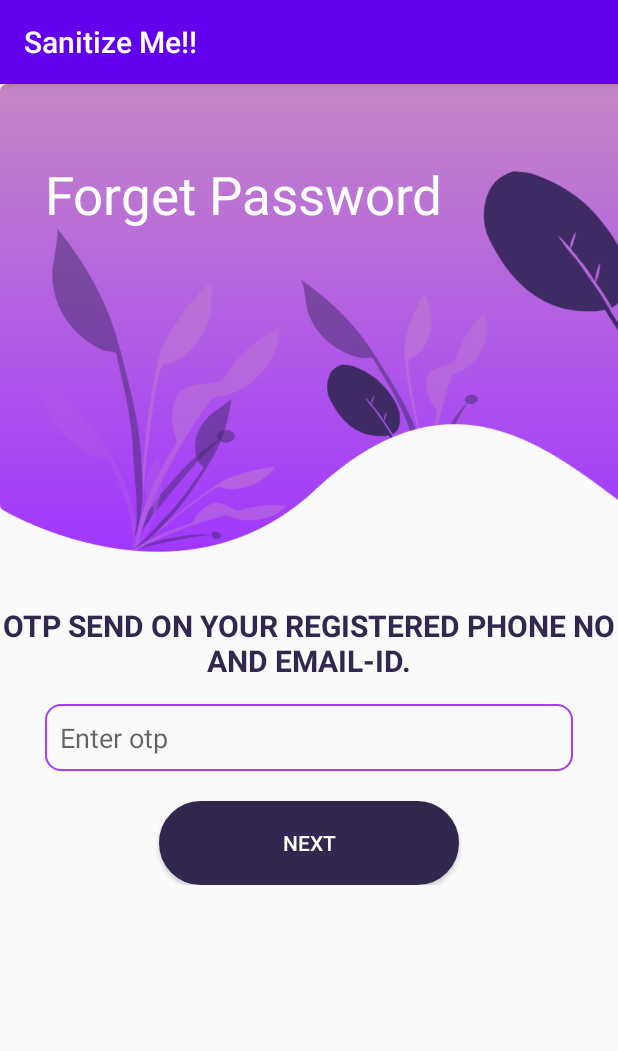
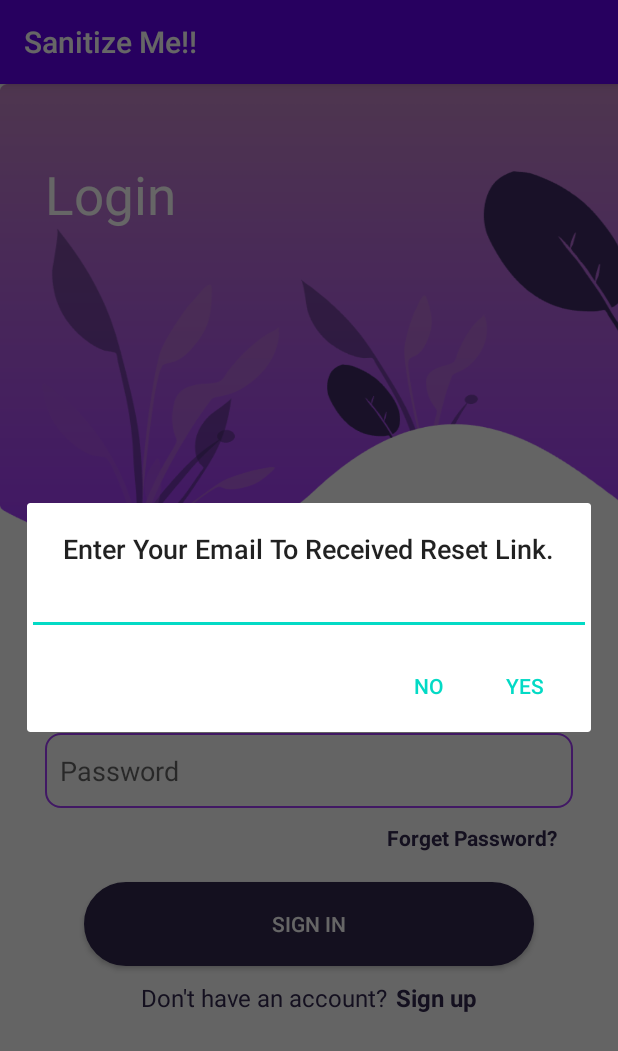
Before and after one commit to MirageTHE69/Sample, an Android app: the NextActivity screen opened directly, with no data from a screen before it, after a tap on "Forget Password?", on a phone screen of 412 x 824 dp. Shown: the top 1051 px of the screen. Run offline under Robolectric (Android 15) with nearby library versions, the phone set to English and light mode, and no system bars; our stand-ins replace Firebase (no records; nobody signed in at launch, a user with empty details on screens opened directly).

Commit message:
Tirth Shah

```diff
--- a/app/src/main/java/com/example/sample/NextActivity.java
+++ b/app/src/main/java/com/example/sample/NextActivity.java
@@ -1,9 +1,11 @@
 package com.example.sample;
 
 import androidx.annotation.NonNull;
+import androidx.appcompat.app.AlertDialog;
 import androidx.appcompat.app.AppCompatActivity;
 
 import android.content.ContentValues;
+import android.content.DialogInterface;
 import android.content.Intent;
 import android.database.sqlite.SQLiteDatabase;
 import android.os.Bundle;
@@ -16,6 +18,8 @@ import android.widget.TextView;
 import android.widget.Toast;
 
 import com.google.android.gms.tasks.OnCompleteListener;
+import com.google.android.gms.tasks.OnFailureListener;
+import com.google.android.gms.tasks.OnSuccessListener;
 import com.google.android.gms.tasks.Task;
 import com.google.firebase.auth.AuthResult;
 import com.google.firebase.auth.FirebaseAuth;
@@ -41,10 +45,11 @@ private FirebaseAuth mAuth;
 
 
         Signin=findViewById(R.id.Home1);
+
         Signin.setOnClickListener(new View.OnClickListener() {
             @Override
             public void onClick(View v) {
-                startActivity(new Intent(getApplicationContext(),Home_Page.class));
+                //startActivity(new Intent(getApplicationContext(),Home_Page.class));
 
                 String email = Email_id.getText().toString().trim();
                 String password = Password.getText().toString().trim();
@@ -96,9 +101,40 @@ private FirebaseAuth mAuth;
         Forgot.setOnClickListener(new View.OnClickListener() {
             @Override
             public void onClick(View v) {
-                Intent intent = new Intent(getApplicationContext(),Forgot.class);
 
-                startActivity(intent);
+                final EditText resetMail = new EditText(v.getContext());
+                AlertDialog.Builder passwordResetDialog = new AlertDialog.Builder(v.getContext());
+                passwordResetDialog.setTitle("Reset Password ?");
+                passwordResetDialog.setTitle("Enter Your Email To Received Reset Link.");
+                passwordResetDialog.setView(resetMail);
+
+                passwordResetDialog.setPositiveButton("YES", new DialogInterface.OnClickListener() {
+                    @Override
+                    public void onClick(DialogInterface dialog, int which) {
+                        //extrect the emaill and send reset link
+
+                        String mail = resetMail.getText().toString();
+                        mAuth.sendPasswordResetEmail(mail).addOnSuccessListener(new OnSuccessListener<Void>() {
+                            @Override
+                            public void onSuccess(Void aVoid) {
+                                Toast.makeText(NextActivity.this, "Reset Link Sent To Your Email", Toast.LENGTH_SHORT).show();
+                            }
+                        }).addOnFailureListener(new OnFailureListener() {
+                            @Override
+                            public void onFailure(@NonNull Exception e) {
+                                Toast.makeText(NextActivity.this, "Error! Reset Link Is Not Sent"+ e.getMessage(), Toast.LENGTH_SHORT).show();
+                            }
+                        });
+
+                    }
+                });
+                passwordResetDialog.setNegativeButton("NO", new DialogInterface.OnClickListener() {
+                    @Override
+                    public void onClick(DialogInterface dialog, int which) {
+                      //Close The Dialog
+                    }
+                });
+                passwordResetDialog.create().show();
             }
         });
 
```
